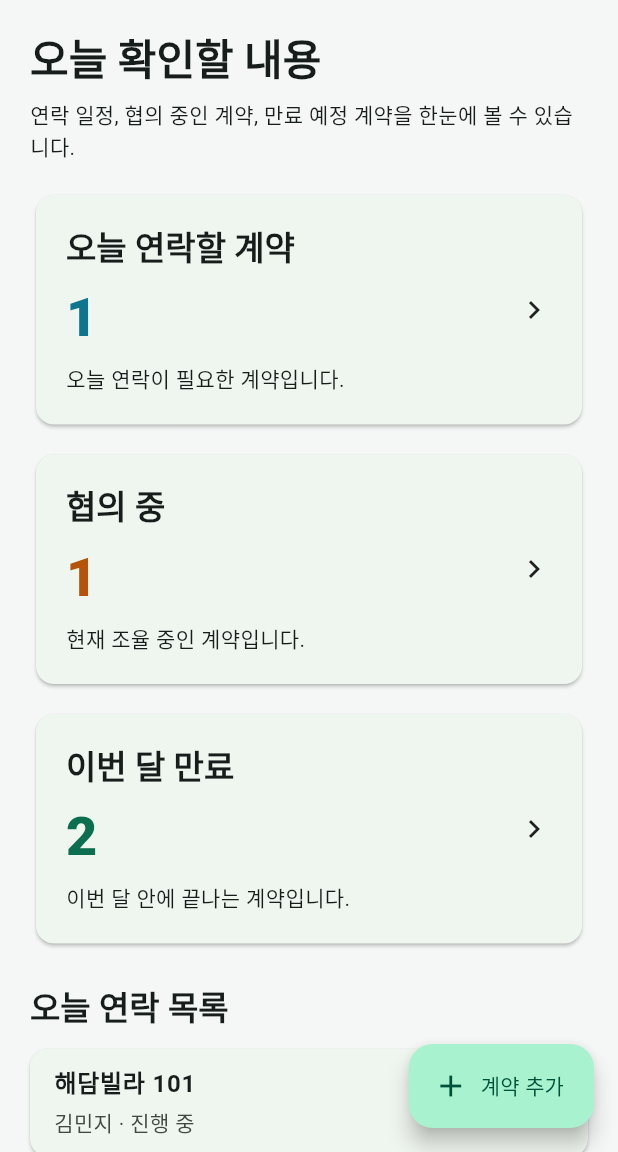
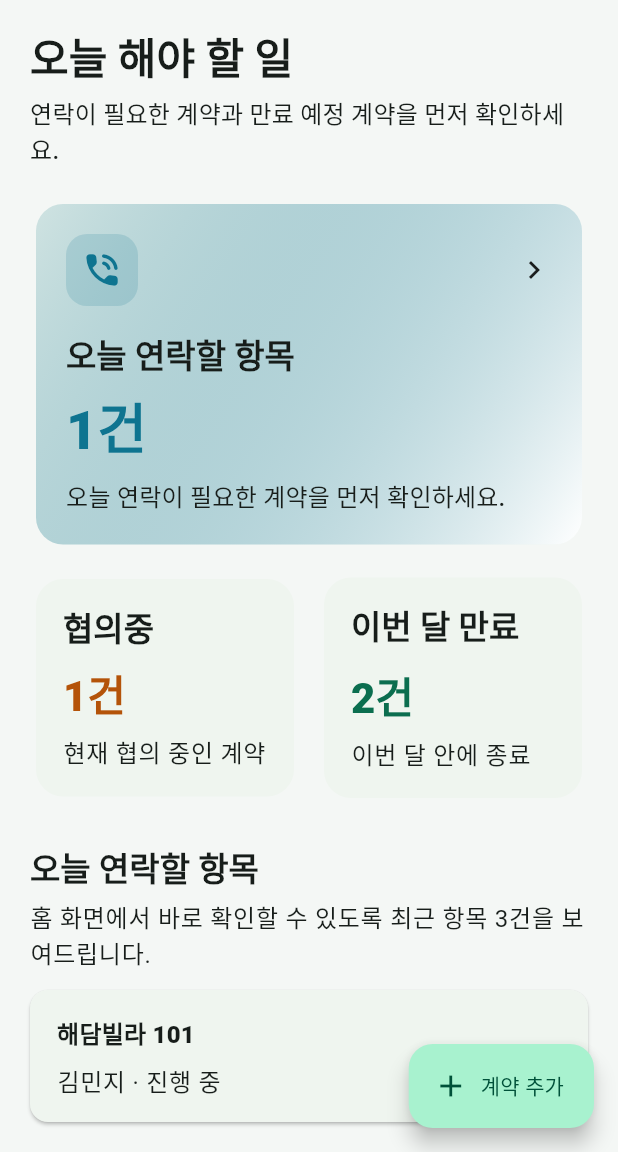
Before and after one commit to meeso0219/rent-management, a Flutter app: the screen it shows after launch, on a phone screen of 412 x 824 dp, the part 84-1236 px from its top. Run offline on Flutter 3.47's test engine with Material 3 defaults, Android fonts, the phone set to English and light mode, and no system bars; our stand-ins replace flutter_local_notifications, flutter_timezone, share_plus, shared_preferences, timezone.

Commit message:
Improve home dashboard for senior-friendly daily tasks

```diff
--- a/lib/screens/home_screen.dart
+++ b/lib/screens/home_screen.dart
@@ -29,7 +29,7 @@ class _HomeScreenState extends State<HomeScreen> {
     });
     ScaffoldMessenger.of(
       context,
-    ).showSnackBar(const SnackBar(content: Text('계약이 추가되었습니다.')));
+    ).showSnackBar(const SnackBar(content: Text('계약을 추가했습니다.')));
   }
 
   Future<void> _openFilteredList({
@@ -45,6 +45,17 @@ class _HomeScreenState extends State<HomeScreen> {
           filter: filter,
           emptyMessage: emptyMessage,
         ),
+      ),
+    );
+    if (mounted) {
+      setState(() {});
+    }
+  }
+
+  Future<void> _openAllContracts() async {
+    await Navigator.of(context).push<void>(
+      MaterialPageRoute<void>(
+        builder: (_) => UnitsListScreen(repository: widget.repository),
       ),
     );
     if (mounted) {
@@ -68,67 +79,78 @@ class _HomeScreenState extends State<HomeScreen> {
         padding: const EdgeInsets.fromLTRB(20, 20, 20, 96),
         children: [
           Text(
-            '오늘 확인할 내용',
+            '오늘 해야 할 일',
             style: textTheme.headlineMedium?.copyWith(
               fontWeight: FontWeight.w800,
+              height: 1.2,
             ),
           ),
           const SizedBox(height: 8),
-          const Text('연락 일정, 협의 중인 계약, 만료 예정 계약을 한눈에 볼 수 있습니다.'),
-          const SizedBox(height: 18),
-          _SummaryCard(
-            title: '오늘 연락할 계약',
-            countText: '${dashboard.followUpTodayCount}',
-            helperText: '오늘 연락이 필요한 계약입니다.',
+          Text(
+            '연락이 필요한 계약과 만료 예정 계약을 먼저 확인하세요.',
+            style: textTheme.titleMedium?.copyWith(height: 1.4),
+          ),
+          const SizedBox(height: 20),
+          _PrioritySummaryCard(
+            title: '오늘 연락할 항목',
+            countText: '${dashboard.followUpTodayCount}건',
+            helperText: dashboard.followUpTodayCount == 0
+                ? '오늘 바로 연락할 계약이 없습니다.'
+                : '오늘 연락이 필요한 계약을 먼저 확인하세요.',
             accentColor: const Color(0xFF0E7490),
+            icon: Icons.phone_in_talk_rounded,
             onTap: () => _openFilteredList(
-              title: '오늘 연락할 계약',
+              title: '오늘 연락할 항목',
               filter: (_) => dashboard.todayFollowUps,
-              emptyMessage: '오늘 연락할 계약이 없습니다.',
+              emptyMessage: '오늘 연락할 항목이 없습니다.',
             ),
           ),
-          const SizedBox(height: 12),
-          _SummaryCard(
-            title: '협의 중',
-            countText: '${dashboard.negotiatingCount}',
-            helperText: '현재 조율 중인 계약입니다.',
+          const SizedBox(height: 14),
+          Row(
+            children: [
+              Expanded(
+                child: _CompactSummaryCard(
+                  title: '협의중',
+                  countText: '${dashboard.negotiatingCount}건',
+                  helperText: '현재 협의 중인 계약',
                   accentColor: const Color(0xFFB45309),
                   onTap: () => _openFilteredList(
-              title: '협의 중인 계약',
+                    title: '협의중',
                     filter: (_) => dashboard.negotiatingLeases,
-              emptyMessage: '협의 중인 계약이 없습니다.',
+                    emptyMessage: '협의중인 계약이 없습니다.',
                   ),
                 ),
-          const SizedBox(height: 12),
-          _SummaryCard(
+              ),
+              const SizedBox(width: 12),
+              Expanded(
+                child: _CompactSummaryCard(
                   title: '이번 달 만료',
-            countText: '${dashboard.expiringThisMonthCount}',
-            helperText: '이번 달 안에 끝나는 계약입니다.',
+                  countText: '${dashboard.expiringThisMonthCount}건',
+                  helperText: '이번 달 안에 종료',
                   accentColor: const Color(0xFF0B6E4F),
                   onTap: () => _openFilteredList(
-              title: '이번 달 만료 계약',
+                    title: '이번 달 만료',
                     filter: (_) => dashboard.expiringThisMonth,
-              emptyMessage: '이번 달 만료되는 계약이 없습니다.',
+                    emptyMessage: '이번 달 만료 계약이 없습니다.',
                   ),
                 ),
-          const SizedBox(height: 24),
-          Text(
-            '오늘 연락 목록',
-            style: textTheme.titleLarge?.copyWith(fontWeight: FontWeight.w800),
+              ),
+            ],
+          ),
+          const SizedBox(height: 28),
+          _SectionHeader(
+            title: '오늘 연락할 항목',
+            subtitle: '홈 화면에서 바로 확인할 수 있도록 최근 항목 3건을 보여드립니다.',
           ),
           const SizedBox(height: 12),
           if (dashboard.top3TodayFollowUps.isEmpty)
-            const Card(
-              child: Padding(
-                padding: EdgeInsets.all(20),
-                child: Text('오늘 연락할 계약이 없습니다.'),
-              ),
+            const _EmptySectionCard(
+              message: '오늘 연락할 계약이 없습니다.',
             ),
           ...dashboard.top3TodayFollowUps.map(
             (lease) => _LeaseTile(
               lease: lease,
-              subtitle:
-                  '${lease.tenantName} · ${leaseStatusText(lease.status)}',
+              subtitle: '${lease.tenantName} · ${leaseStatusText(lease.status)}',
               trailing: const Icon(Icons.chevron_right),
               onUpdated: (updated) =>
                   setState(() => widget.repository.updateLease(updated)),
@@ -136,17 +158,21 @@ class _HomeScreenState extends State<HomeScreen> {
                   setState(() => widget.repository.deleteLeaseById(id)),
             ),
           ),
-          const SizedBox(height: 24),
-          Text(
-            '만료 임박 계약',
-            style: textTheme.titleLarge?.copyWith(fontWeight: FontWeight.w800),
+          const SizedBox(height: 28),
+          _SectionHeader(
+            title: '만료 임박 TOP 3',
+            subtitle: '종료일이 가까운 계약부터 확인하세요.',
           ),
           const SizedBox(height: 12),
+          if (dashboard.topExpiringLeases.isEmpty)
+            const _EmptySectionCard(
+              message: '만료 임박 계약이 없습니다.',
+            ),
           ...dashboard.topExpiringLeases.map(
             (lease) => _LeaseTile(
               lease: lease,
               subtitle:
-                  '${lease.tenantName} · 만료일 ${formatLeaseDate(lease.leaseEnd)}',
+                  '${lease.tenantName} · 종료일 ${formatLeaseDate(lease.leaseEnd)}',
               trailing: Text(
                 formatLeaseCountdown(lease.daysRemainingUntilLeaseEnd()),
                 style: TextStyle(
@@ -160,23 +186,13 @@ class _HomeScreenState extends State<HomeScreen> {
                   setState(() => widget.repository.deleteLeaseById(id)),
             ),
           ),
-          const SizedBox(height: 16),
+          const SizedBox(height: 18),
           SizedBox(
             width: double.infinity,
             child: OutlinedButton(
-              onPressed: () async {
-                await Navigator.of(context).push<void>(
-                  MaterialPageRoute<void>(
-                    builder: (_) =>
-                        UnitsListScreen(repository: widget.repository),
-                  ),
-                );
-                if (mounted) {
-                  setState(() {});
-                }
-              },
+              onPressed: _openAllContracts,
               child: const Padding(
-                padding: EdgeInsets.symmetric(vertical: 14),
+                padding: EdgeInsets.symmetric(vertical: 16),
                 child: Text('전체 계약 보기'),
               ),
             ),
@@ -187,8 +203,90 @@ class _HomeScreenState extends State<HomeScreen> {
   }
 }
 
-class _SummaryCard extends StatelessWidget {
-  const _SummaryCard({
+class _PrioritySummaryCard extends StatelessWidget {
+  const _PrioritySummaryCard({
+    required this.title,
+    required this.countText,
+    required this.helperText,
+    required this.accentColor,
+    required this.icon,
+    required this.onTap,
+  });
+
+  final String title;
+  final String countText;
+  final String helperText;
+  final Color accentColor;
+  final IconData icon;
+  final VoidCallback onTap;
+
+  @override
+  Widget build(BuildContext context) {
+    final textTheme = Theme.of(context).textTheme;
+
+    return Card(
+      elevation: 0,
+      shape: RoundedRectangleBorder(borderRadius: BorderRadius.circular(18)),
+      child: InkWell(
+        onTap: onTap,
+        borderRadius: BorderRadius.circular(18),
+        child: Container(
+          padding: const EdgeInsets.all(20),
+          decoration: BoxDecoration(
+            borderRadius: BorderRadius.circular(18),
+            gradient: LinearGradient(
+              colors: [accentColor.withValues(alpha: 0.14), Colors.white],
+              begin: Alignment.topLeft,
+              end: Alignment.bottomRight,
+            ),
+          ),
+          child: Column(
+            crossAxisAlignment: CrossAxisAlignment.start,
+            children: [
+              Row(
+                children: [
+                  Container(
+                    padding: const EdgeInsets.all(10),
+                    decoration: BoxDecoration(
+                      color: accentColor.withValues(alpha: 0.16),
+                      borderRadius: BorderRadius.circular(14),
+                    ),
+                    child: Icon(icon, color: accentColor, size: 28),
+                  ),
+                  const Spacer(),
+                  const Icon(Icons.chevron_right),
+                ],
+              ),
+              const SizedBox(height: 18),
+              Text(
+                title,
+                style: textTheme.titleLarge?.copyWith(
+                  fontWeight: FontWeight.w800,
+                ),
+              ),
+              const SizedBox(height: 10),
+              Text(
+                countText,
+                style: textTheme.displaySmall?.copyWith(
+                  fontWeight: FontWeight.w900,
+                  color: accentColor,
+                ),
+              ),
+              const SizedBox(height: 10),
+              Text(
+                helperText,
+                style: textTheme.titleMedium?.copyWith(height: 1.4),
+              ),
+            ],
+          ),
+        ),
+      ),
+    );
+  }
+}
+
+class _CompactSummaryCard extends StatelessWidget {
+  const _CompactSummaryCard({
     required this.title,
     required this.countText,
     required this.helperText,
@@ -204,40 +302,86 @@ class _SummaryCard extends StatelessWidget {
 
   @override
   Widget build(BuildContext context) {
+    final textTheme = Theme.of(context).textTheme;
+
     return Card(
+      elevation: 0,
+      shape: RoundedRectangleBorder(borderRadius: BorderRadius.circular(18)),
       child: InkWell(
         onTap: onTap,
-        borderRadius: BorderRadius.circular(12),
+        borderRadius: BorderRadius.circular(18),
         child: Padding(
-          padding: const EdgeInsets.all(20),
-          child: Row(
-            children: [
-              Expanded(
+          padding: const EdgeInsets.all(18),
           child: Column(
             crossAxisAlignment: CrossAxisAlignment.start,
             children: [
               Text(
                 title,
-                      style: Theme.of(context).textTheme.titleLarge?.copyWith(
+                style: textTheme.titleLarge?.copyWith(
                   fontWeight: FontWeight.w800,
                 ),
               ),
-                    const SizedBox(height: 10),
+              const SizedBox(height: 12),
               Text(
                 countText,
-                      style: Theme.of(context).textTheme.displaySmall?.copyWith(
+                style: textTheme.headlineMedium?.copyWith(
+                  fontWeight: FontWeight.w900,
                   color: accentColor,
-                        fontWeight: FontWeight.w800,
                 ),
               ),
               const SizedBox(height: 8),
-                    Text(helperText),
+              Text(
+                helperText,
+                style: textTheme.bodyLarge?.copyWith(height: 1.35),
+              ),
             ],
           ),
         ),
-              const Icon(Icons.chevron_right),
+      ),
+    );
+  }
+}
+
+class _SectionHeader extends StatelessWidget {
+  const _SectionHeader({required this.title, required this.subtitle});
+
+  final String title;
+  final String subtitle;
+
+  @override
+  Widget build(BuildContext context) {
+    final textTheme = Theme.of(context).textTheme;
+
+    return Column(
+      crossAxisAlignment: CrossAxisAlignment.start,
+      children: [
+        Text(
+          title,
+          style: textTheme.titleLarge?.copyWith(fontWeight: FontWeight.w800),
+        ),
+        const SizedBox(height: 6),
+        Text(
+          subtitle,
+          style: textTheme.bodyLarge?.copyWith(height: 1.4),
+        ),
       ],
-          ),
+    );
+  }
+}
+
+class _EmptySectionCard extends StatelessWidget {
+  const _EmptySectionCard({required this.message});
+
+  final String message;
+
+  @override
+  Widget build(BuildContext context) {
+    return Card(
+      child: Padding(
+        padding: const EdgeInsets.all(20),
+        child: Text(
+          message,
+          style: Theme.of(context).textTheme.titleMedium,
         ),
       ),
     );
@@ -262,8 +406,9 @@ class _LeaseTile extends StatelessWidget {
   @override
   Widget build(BuildContext context) {
     return Card(
-      margin: const EdgeInsets.only(bottom: 10),
+      margin: const EdgeInsets.only(bottom: 12),
       child: ListTile(
+        contentPadding: const EdgeInsets.symmetric(horizontal: 18, vertical: 8),
         onTap: () async {
           final result = await Navigator.of(context).push<LeaseDetailResult>(
             MaterialPageRoute<LeaseDetailResult>(
@@ -283,11 +428,16 @@ class _LeaseTile extends StatelessWidget {
         },
         title: Text(
           '${lease.buildingName} ${lease.unitNumber}',
-          style: const TextStyle(fontWeight: FontWeight.w700),
+          style: Theme.of(
+            context,
+          ).textTheme.titleMedium?.copyWith(fontWeight: FontWeight.w800),
         ),
         subtitle: Padding(
-          padding: const EdgeInsets.only(top: 4),
-          child: Text(subtitle),
+          padding: const EdgeInsets.only(top: 8),
+          child: Text(
+            subtitle,
+            style: Theme.of(context).textTheme.bodyLarge?.copyWith(height: 1.35),
+          ),
         ),
         trailing: trailing,
       ),
```
Lines whose indentation alone changed are shown as unchanged.
